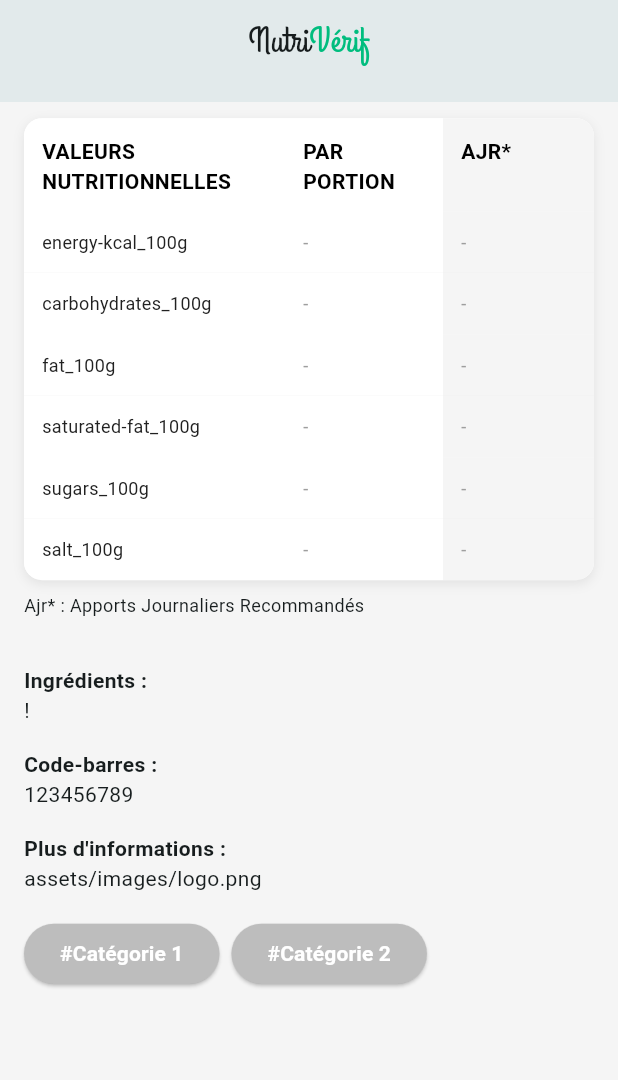
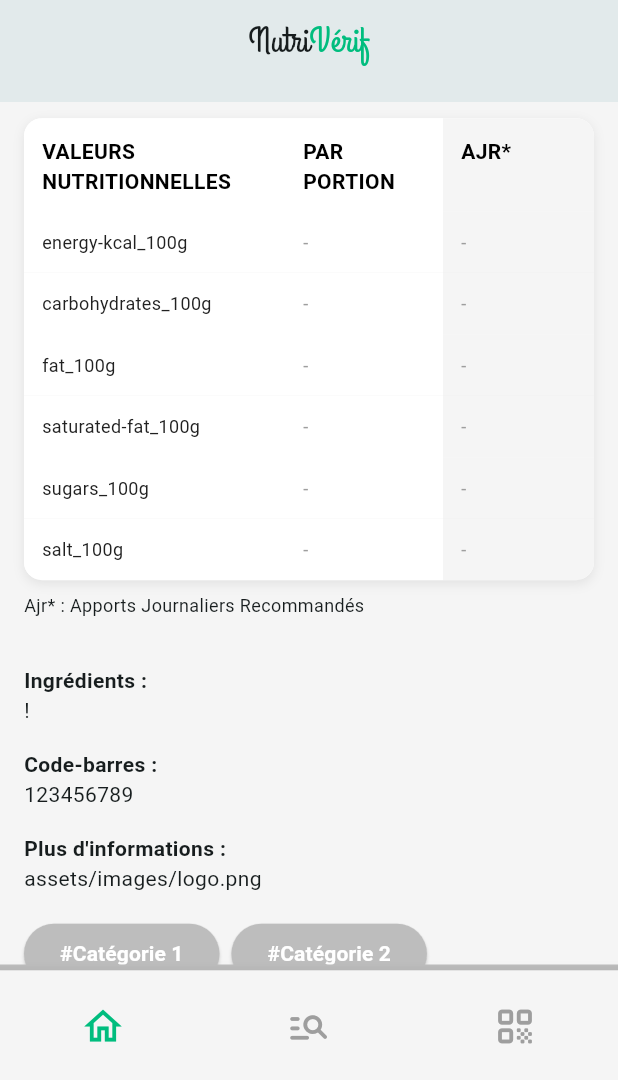
Before and after one commit to salaahl/nutriverif_app_by_flutter, a Flutter app: the screen it shows after launch, scrolled down 2880 dp, on a phone screen of 412 x 824 dp, the part 156-1236 px from its top. Run offline on Flutter 3.47's test engine with Material 3 defaults, Android fonts, the phone set to English and light mode, and no system bars; our stand-ins replace visibility_detector, youtube_player_flutter; missing offline and left inert: mobile_scanner.

```diff
--- a/lib/app.dart
+++ b/lib/app.dart
@@ -1,7 +1,5 @@
 import 'package:flutter/material.dart';
-import 'package:app_nutriverif/screens/home_page.dart';
-import 'package:app_nutriverif/screens/about_page.dart';
-import 'package:app_nutriverif/screens/products_page.dart';
+import 'package:app_nutriverif/screens/main_scaffold.dart';
 import 'package:app_nutriverif/screens/product_page.dart';
 
 class MyApp extends StatelessWidget {
@@ -16,19 +14,12 @@ class MyApp extends StatelessWidget {
           toolbarHeight: 172,
           backgroundColor: Colors.black,
         ),
-        colorScheme: ColorScheme.fromSeed(seedColor: Colors.white).copyWith(
-          surface: Color.fromRGBO(
-            245,
-            245,
-            245,
-            1,
-          ), // Background de l'application
-        ),
+        colorScheme: ColorScheme.fromSeed(
+          seedColor: Colors.white,
+        ).copyWith(surface: const Color.fromRGBO(245, 245, 245, 1)),
       ),
       routes: {
-        '/': (context) => HomePage(),
-        '/about': (context) => AboutPage(),
-        '/products': (context) => ProductSearchPage(),
+        '/': (context) => const MainScaffold(),
         '/product': (context) => ProductPage(),
       },
       initialRoute: '/',
--- a/lib/screens/home_page.dart
+++ b/lib/screens/home_page.dart
@@ -212,6 +212,7 @@ class _HomePageState extends State<HomePage> {
                                           provider.products.map((product) {
                                             return ProductCard(
                                               widthAjustment: 32,
+                                              id: product.id,
                                               imageUrl: product.image,
                                               title: product.brand,
                                               description: product.name,
@@ -750,6 +751,7 @@ class _HomePageState extends State<HomePage> {
                                     provider.lastProducts.map((product) {
                                       return ProductCard(
                                         widthAjustment: 32,
+                                        id: product.id,
                                         imageUrl: product.image,
                                         title: product.brand,
                                         description: product.name,
@@ -786,10 +788,10 @@ class _HomePageState extends State<HomePage> {
                     ),
                   );
                 },
-                child: Center(
-                  child: Column(
-                    children: [
-                      Padding(
+                child: Column(
+                  children: [
+                    Center(
+                      child: Padding(
                         padding: const EdgeInsets.all(64),
                         child: Image.asset(
                           'assets/images/logo.png',
@@ -797,8 +799,8 @@ class _HomePageState extends State<HomePage> {
                           color: Colors.grey[600],
                         ),
                       ),
-                    ],
-                  ),
+                    ),
+                  ],
                 ),
               ),
             ),
--- /dev/null
+++ b/lib/screens/main_scaffold.dart
@@ -0,0 +1,71 @@
+import 'package:flutter/material.dart';
+import 'package:app_nutriverif/screens/home_page.dart';
+import 'package:app_nutriverif/screens/barcode_scanner_page.dart';
+import 'package:app_nutriverif/screens/products_page.dart';
+
+class MainScaffold extends StatefulWidget {
+  const MainScaffold({super.key});
+
+  @override
+  State<MainScaffold> createState() => _MainScaffoldState();
+}
+
+class _MainScaffoldState extends State<MainScaffold> {
+  int _currentIndex = 0;
+
+  final List<Widget> _pages = const [
+    HomePage(),
+    ProductSearchPage(),
+    BarcodeScannerPage(),
+  ];
+
+  void _onTabTapped(int index) {
+    setState(() => _currentIndex = index);
+  }
+
+  @override
+  Widget build(BuildContext context) {
+    return Scaffold(
+      body: _pages[_currentIndex],
+      bottomNavigationBar: Container(
+        decoration: BoxDecoration(
+          border: Border(top: BorderSide(width: 4, color: Colors.grey[400]!)),
+        ),
+        child: BottomNavigationBar(
+          type: BottomNavigationBarType.fixed,
+          currentIndex: _currentIndex,
+          onTap: _onTabTapped,
+          selectedItemColor: const Color(0xFF00BD7E),
+          unselectedItemColor: Colors.grey,
+          showSelectedLabels: false,
+          showUnselectedLabels: false,
+          items: const [
+            BottomNavigationBarItem(
+              icon: Padding(
+                padding: EdgeInsets.only(
+                  top: 8.0,
+                ), // aide à centrer verticalement
+                child: Icon(Icons.home_outlined, size: 30),
+              ),
+              label: '',
+            ),
+            BottomNavigationBarItem(
+              icon: Padding(
+                padding: EdgeInsets.only(top: 8.0),
+                child: Icon(Icons.manage_search_rounded, size: 30),
+              ),
+              label: '',
+            ),
+            BottomNavigationBarItem(
+              icon: Padding(
+                padding: EdgeInsets.only(top: 8.0),
+                child: Icon(Icons.qr_code_rounded, size: 30),
+              ),
+              label: '',
+            ),
+          ],
+        ),
+      ),
+    );
+  }
+}
--- a/lib/screens/product_page.dart
+++ b/lib/screens/product_page.dart
@@ -72,7 +72,7 @@ class NutritionalTableState extends State<NutritionalTable> {
         Container(
           decoration: BoxDecoration(
             color: Colors.white,
-            borderRadius: BorderRadius.circular(12), // sm:rounded-lg
+            borderRadius: BorderRadius.circular(12),
             boxShadow: [
               BoxShadow(
                 color: const Color.fromRGBO(0, 0, 0, 0.08),
@@ -184,7 +184,7 @@ class NutritionalTableState extends State<NutritionalTable> {
                         child: const Padding(
                           padding: EdgeInsets.all(12),
                           child: Text(
-                            '-', // Ajr* - Remplir si les données sont disponibles
+                            '-',
                             style: TextStyle(fontSize: 12, color: Colors.grey),
                           ),
                         ),
@@ -495,6 +495,7 @@ class ProductPage extends StatelessWidget {
                   suggestedProducts.map((product) {
                     return ProductCard(
                       widthAjustment: 32,
+                      id: product.id,
                       imageUrl: product.image,
                       title: product.brand,
                       description: product.name,
--- a/lib/screens/products_page.dart
+++ b/lib/screens/products_page.dart
@@ -230,6 +230,7 @@ class _ProductSearchPageState extends State<ProductSearchPage> {
                         );
                       },
                       child: ProductCard(
+                        id: product.id,
                         widthAjustment: 16,
                         imageUrl: product.image,
                         title: product.brand,
--- a/pubspec.yaml
+++ b/pubspec.yaml
@@ -34,6 +34,7 @@ dependencies:
   http: ^1.2.1
   visibility_detector: ^0.4.0
   youtube_player_flutter: ^9.1.1
+  mobile_scanner: ^3.3.0
 
   # The following adds the Cupertino Icons font to your application.
   # Use with the CupertinoIcons class for iOS style icons.
```
Also changed, not shown: lib/screens/barcode_scanner_page.dart (added, +38 -0 lines), lib/widgets/product_card.dart (+8 -5 lines), pubspec.lock, 2 other files.
